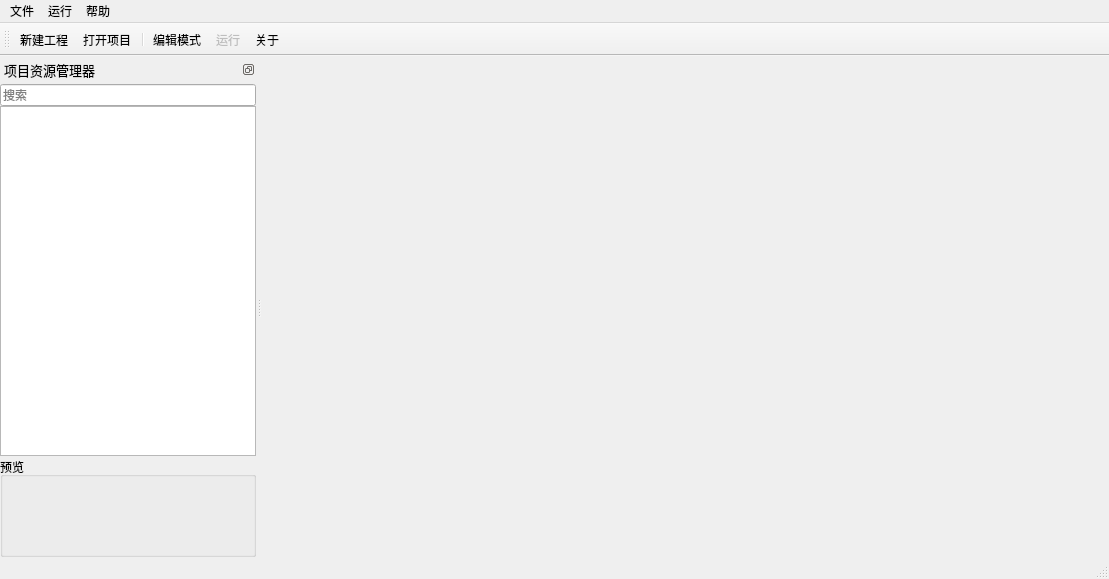
Above: BitmapStudio/mainwindow.ui from luckyPtr/BitmapStudio before the change. Below: the same form after it.
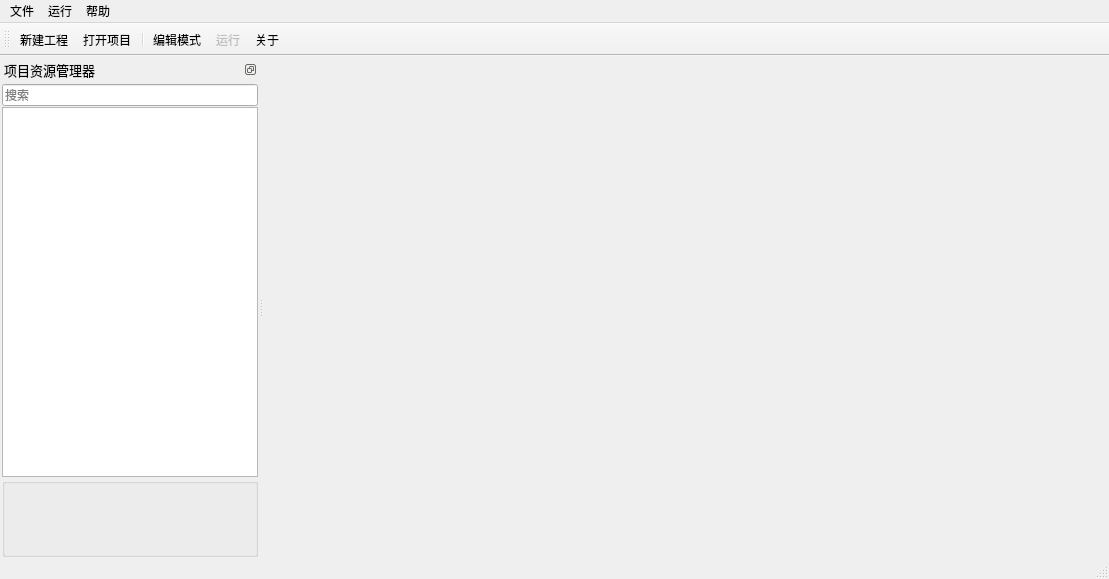
That is the form after the change. Icons and pictures are not drawn. Custom widgets are drawn as their Qt base class.

```diff
--- a/BitmapStudio/mainwindow.ui
+++ b/BitmapStudio/mainwindow.ui
@@ -171,10 +171,10 @@
    <widget class="QWidget" name="dockWidgetContents">
     <layout class="QVBoxLayout" name="verticalLayout">
      <property name="spacing">
-      <number>0</number>
+      <number>1</number>
      </property>
      <property name="leftMargin">
-      <number>0</number>
+      <number>2</number>
      </property>
      <property name="topMargin">
       <number>0</number>
@@ -282,7 +282,7 @@
        </widget>
        <widget class="QGroupBox" name="groupBox">
         <property name="title">
-         <string>预览</string>
+         <string/>
         </property>
         <layout class="QGridLayout" name="gridLayout">
          <item row="0" column="0">
```
